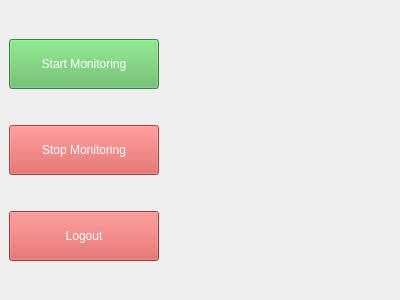
Above: ui/main_window.ui from pornessianparapio/act_app before the change. Below: the same form after it.
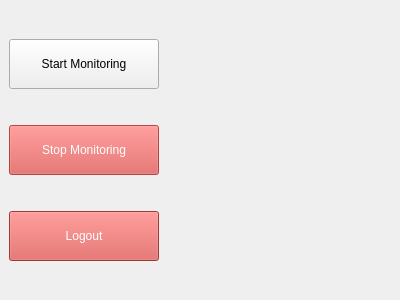
That is the form after the change.

The edit to the form file:
```diff
--- a/ui/main_window.ui
+++ b/ui/main_window.ui
@@ -21,7 +21,7 @@
        <string>Start Monitoring</string>
       </property>
       <property name="styleSheet">
-       <string notr="true">background-color: #5cb85c; color: white;</string>
+       <string notr="true">background-color: #06400E color: green;</string>
       </property>
       <property name="sizePolicy">
        <sizepolicy hsizetype="Fixed" vsizetype="Fixed">
```
